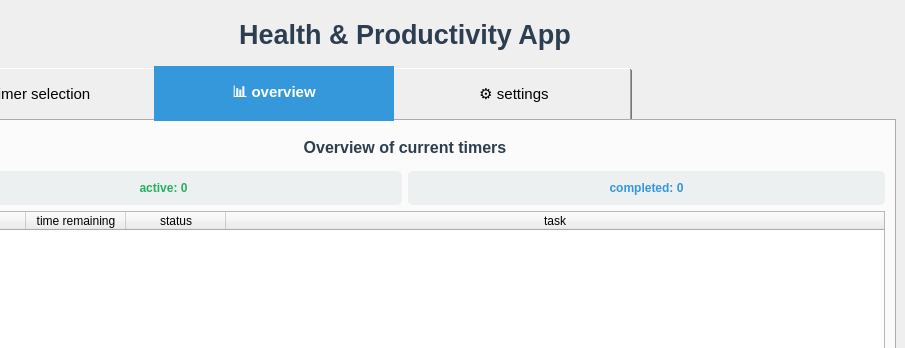
The window that ui/MainWindow.ui (AlexanderKaess/HealthAndProductivityAssistant) describes before a commit, drawn with Qt 5; both pictures show x 95 to 1000 and y 0 to 348 of the 1000 by 800 pixel window.
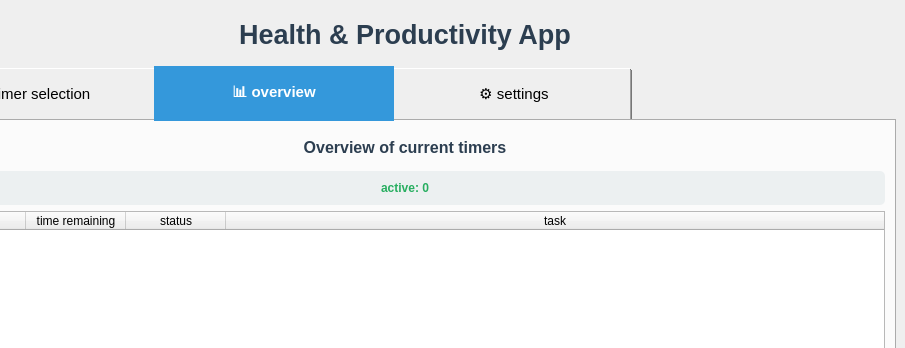
The same window after the commit. The open tabs and pages were chosen to show the change.

Commit message: remove done count label from overview tab

The edit to the form file:
```diff
--- a/ui/MainWindow.ui
+++ b/ui/MainWindow.ui
@@ -168,19 +168,6 @@
             </property>
            </widget>
           </item>
-          <item>
-           <widget class="QLabel" name="completedCountLabel">
-            <property name="styleSheet">
-             <string>background-color: #ecf0f1; padding: 10px; border-radius: 5px; font-weight: bold; color: #3498db;</string>
-            </property>
-            <property name="text">
-             <string>completed: 0</string>
-            </property>
-            <property name="alignment">
-             <set>Qt::AlignmentFlag::AlignCenter</set>
-            </property>
-           </widget>
-          </item>
          </layout>
         </item>
         <item>
```
Left out of the diff: 2 changed lines with no effect on the pictures. The commit also changes 1 other file.
